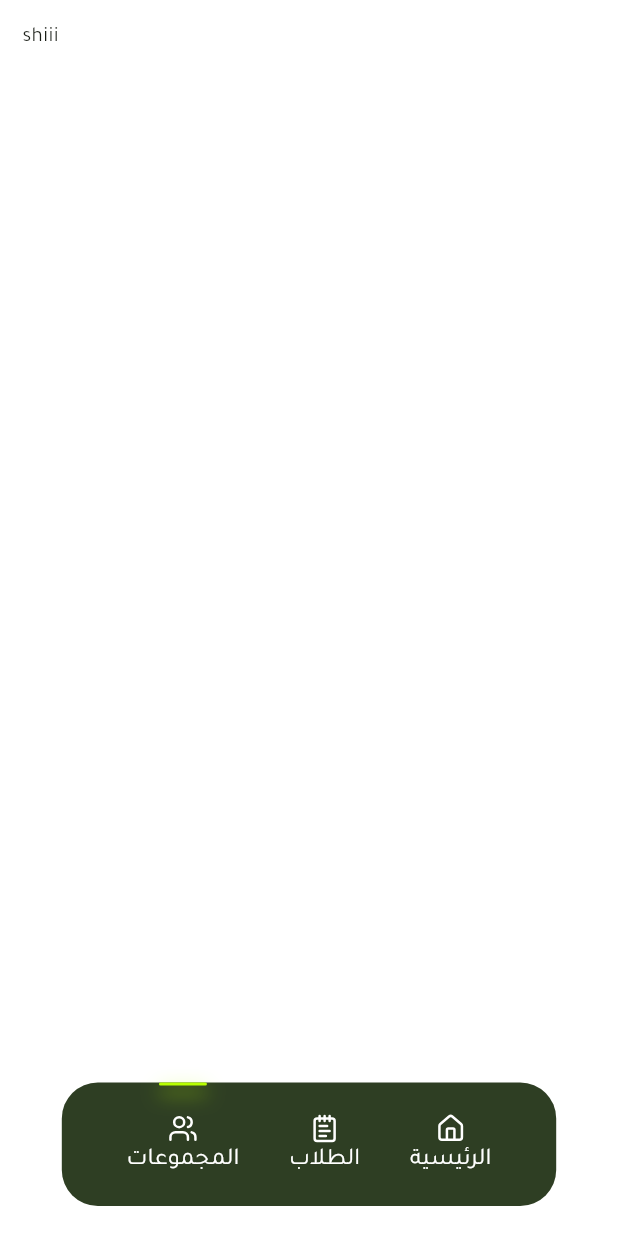
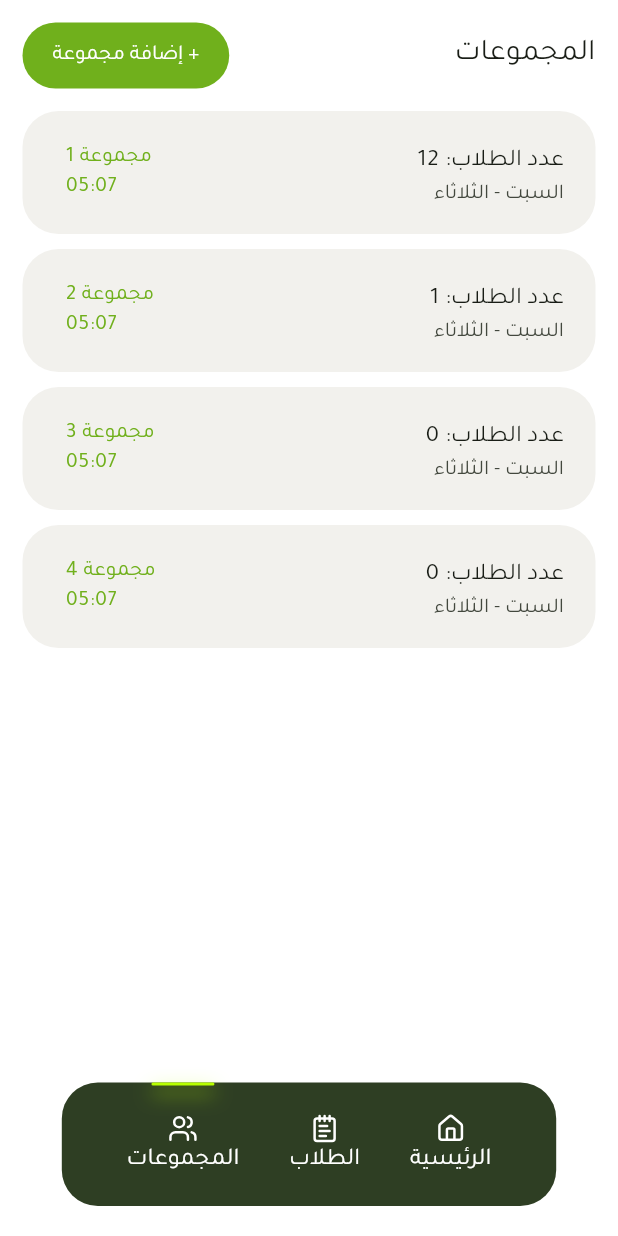
Before and after one commit to iskepr/Tollabi, a Flutter app: the UserNavBarScaffold screen opened directly, after a tap on "الطلاب", after a tap on "المجموعات", on a phone screen of 412 x 824 dp. Run offline on Flutter 3.47's test engine with Material 3 defaults, Android fonts, the light colour scheme and no system bars; our stand-ins replace lucide_icons_flutter, sqflite; accounts and stored records are empty.

Commit message:
اضافة الطلاب والمجموعات

```diff
--- a/analysis_options.yaml
+++ b/analysis_options.yaml
@@ -7,6 +7,9 @@
 
 # The following line activates a set of recommended lints for Flutter apps,
 # packages, and plugins designed to encourage good coding practices.
+analyzer:
+  errors:
+    must_be_immutable: ignore
 include: package:flutter_lints/flutter.yaml
 
 linter:
--- /dev/null
+++ b/lib/core/Data/all.dart
@@ -0,0 +1,113 @@
+import 'package:abo_sadah/core/constants/assets.dart';
+
+abstract class AppData {
+  static final List<Map<String, dynamic>> students = [
+    {
+      "id": 1,
+      "name": "احمد علي خالد",
+      "phone": "+20 0109876543",
+      "groupID": 1,
+      "img": Assets.assetsImgsBoy,
+    },
+    {
+      "id": 2,
+      "name": "محمد محمد محمد",
+      "phone": "+20 0109876543",
+      "groupID": 1,
+      "img": Assets.assetsImgsBoy,
+    },
+    {
+      "id": 3,
+      "name": "احمد علي خالد",
+      "phone": "+20 0109876543",
+      "groupID": 1,
+      "img": Assets.assetsImgsBoy,
+    },
+    {
+      "id": 1,
+      "name": "احمد علي خالد",
+      "phone": "+20 0109876543",
+      "groupID": 1,
+      "img": Assets.assetsImgsBoy,
+    },
+    {
+      "id": 2,
+      "name": "محمد محمد محمد",
+      "phone": "+20 0109876543",
+      "groupID": 1,
+      "img": Assets.assetsImgsBoy,
+    },
+    {
+      "id": 3,
+      "name": "احمد علي خالد",
+      "phone": "+20 0109876543",
+      "groupID": 1,
+      "img": Assets.assetsImgsBoy,
+    },
+    {
+      "id": 1,
+      "name": "احمد علي خالد",
+      "phone": "+20 0109876543",
+      "groupID": 1,
+      "img": Assets.assetsImgsBoy,
+    },
+    {
+      "id": 2,
+      "name": "محمد محمد محمد",
+      "phone": "+20 0109876543",
+      "groupID": 1,
+      "img": Assets.assetsImgsBoy,
+    },
+    {
+      "id": 3,
+      "name": "احمد علي خالد",
+      "phone": "+20 0109876543",
+      "groupID": 1,
+      "img": Assets.assetsImgsBoy,
+    },
+    {
+      "id": 1,
+      "name": "احمد علي خالد",
+      "phone": "+20 0109876543",
+      "groupID": 1,
+      "img": Assets.assetsImgsBoy,
+    },
+    {
+      "id": 2,
+      "name": "محمد محمد محمد",
+      "phone": "+20 0109876543",
+      "groupID": 1,
+      "img": Assets.assetsImgsBoy,
+    },
+    {
+      "id": 3,
+      "name": "احمد علي خالد",
+      "phone": "+20 0109876543",
+      "groupID": 1,
+      "img": Assets.assetsImgsBoy,
+    },
+    {
+      "id": 4,
+      "name": "محمد محمد محمد",
+      "phone": "+20 0109876543",
+      "groupID": 2,
+      "img": Assets.assetsImgsBoy,
+    },
+  ];
+
+  static final List<Map<String, dynamic>> groups = [
+    {"id": 1, "name": "مجموعة 1", "time": "05:07", "days": "السبت - الثلاثاء"},
+    {"id": 2, "name": "مجموعة 2", "time": "05:07", "days": "السبت - الثلاثاء"},
+    {"id": 3, "name": "مجموعة 3", "time": "05:07", "days": "السبت - الثلاثاء"},
+    {"id": 4, "name": "مجموعة 4", "time": "05:07", "days": "السبت - الثلاثاء"},
+  ];
+
+  static final List<Map<String, dynamic>> tasks = [
+    {"id": 1, "title": "Task 1", "score": 10, "time": "17/11/2025"},
+    {"id": 2, "title": "Task 1", "score": 10, "time": "17/11/2025"},
+    {"id": 3, "title": "Task 1", "score": 10, "time": "17/11/2025"},
+    {"id": 4, "title": "Task 1", "score": 10, "time": "17/11/2025"},
+    {"id": 5, "title": "Task 1", "score": 10, "time": "17/11/2025"},
+    {"id": 6, "title": "Task 1", "score": 10, "time": "17/11/2025"},
+  ];
+}
--- a/lib/core/Theme/TextStyles.dart
+++ b/lib/core/Theme/TextStyles.dart
@@ -1,4 +1,12 @@
+import 'package:abo_sadah/core/Theme/Colors.dart';
+import 'package:flutter/material.dart';
+
 abstract class TextStyles {
   static const String fontFamily = "Cairo";
+  static const String fontFamily2 = "VEXA";
 
+  static const TextStyle trailing = TextStyle(
+    fontSize: 14,
+    color: ThemeColors.third,
+  );
 }
--- a/lib/core/widgets/BottomBar/BottomBar.dart
+++ b/lib/core/widgets/BottomBar/NavBar.dart
@@ -44,6 +44,7 @@ class _BottomBarState extends State<BottomBar> {
         children: List.generate(
           widget.pages.length,
           (index) => GestureDetector(
+            behavior: HitTestBehavior.opaque,
             onTap: () {
               setState(() {
                 selectedIndex = index;
@@ -55,7 +56,7 @@ class _BottomBarState extends State<BottomBar> {
               children: [
                 if (selectedIndex == index)
                   Container(
-                    width: 32,
+                    width: 42,
                     height: 2,
                     decoration: BoxDecoration(
                       color: ThemeColors.fourth,
--- a/lib/core/widgets/BottomBar/NavBarEntity.dart
+++ b/lib/core/widgets/BottomBar/NavBarEntity.dart
@@ -1,3 +1,4 @@
+import 'package:abo_sadah/pages/Groups/Groups.dart';
 import 'package:abo_sadah/pages/dashboadrd.dart';
 import 'package:abo_sadah/pages/Students/Students.dart';
 import 'package:flutter/material.dart';
@@ -25,6 +26,6 @@ List<NavBarEntity> userNavBarItems = [
   NavBarEntity(
     title: 'المجموعات',
     icon: LucideIcons.users300,
-    widget: Text("shiii"),
+    widget: Groups(),
   ),
 ];
--- a/lib/core/widgets/BottomBar/UserNavBarScaffold.dart
+++ b/lib/core/widgets/BottomBar/UserNavBarScaffold.dart
@@ -1,4 +1,4 @@
-import 'package:abo_sadah/core/widgets/BottomBar/BottomBar.dart';
+import 'package:abo_sadah/core/widgets/BottomBar/NavBar.dart';
 import 'package:abo_sadah/core/widgets/BottomBar/NavBarEntity.dart';
 import 'package:flutter/material.dart';
 
--- a/lib/core/widgets/Button.dart
+++ b/lib/core/widgets/Button.dart
@@ -8,6 +8,7 @@ class Button extends StatelessWidget {
     required this.onTap,
     this.icon,
     this.fontSize,
+    this.padding,
   });
 
   final String title;
@@ -15,15 +16,15 @@ class Button extends StatelessWidget {
   final Function() onTap;
 
   final double? fontSize;
+  final EdgeInsets? padding;
 
   @override
   Widget build(BuildContext context) {
-    return MaterialButton(
-      onPressed: onTap,
-      padding: EdgeInsets.zero,
-      shape: RoundedRectangleBorder(borderRadius: BorderRadius.circular(24)),
+    return GestureDetector(
+      onTap: onTap,
       child: Container(
-        padding: const EdgeInsets.symmetric(horizontal: 25, vertical: 15),
+        padding:
+            padding ?? const EdgeInsets.symmetric(horizontal: 25, vertical: 15),
         decoration: BoxDecoration(
           color: ThemeColors.third,
           borderRadius: BorderRadius.circular(24),
--- /dev/null
+++ b/lib/core/widgets/Grid.dart
@@ -0,0 +1,25 @@
+import 'package:flutter/material.dart';
+
+class MyGrid extends StatelessWidget {
+  const MyGrid({super.key, required this.child, required this.count});
+
+  final Widget Function(BuildContext, int) child;
+  final int count;
+
+  @override
+  Widget build(BuildContext context) {
+    return GridView.builder(
+      physics: NeverScrollableScrollPhysics(),
+      shrinkWrap: true,
+      gridDelegate: SliverGridDelegateWithFixedCrossAxisCount(
+        crossAxisCount: 2,
+        mainAxisSpacing: 10,
+        crossAxisSpacing: 10,
+        childAspectRatio: 198 / 80,
+        mainAxisExtent: 70,
+      ),
+      itemCount: count,
+      itemBuilder: child,
+    );
+  }
+}
--- a/lib/core/widgets/Input.dart
+++ b/lib/core/widgets/Input.dart
@@ -2,28 +2,37 @@ import 'package:abo_sadah/core/Theme/Colors.dart';
 import 'package:flutter/material.dart';
 
 class Input extends StatelessWidget {
-  const Input({
+  Input({
     super.key,
     required this.title,
     required this.controller,
+    this.value,
     this.prefixIcon,
     this.style = "solid",
-  });
+  }) {
+    if (value != null) {
+      controller.text = value!;
+    }
+  }
+
   final String title;
   final TextEditingController controller;
+  final String? value;
   final IconData? prefixIcon;
   final String? style;
+
   @override
   Widget build(BuildContext context) {
     return Container(
       margin: EdgeInsets.symmetric(vertical: 5),
-      padding: EdgeInsets.symmetric(horizontal: 10),
       decoration: BoxDecoration(
         color: style == "solid" ? ThemeColors.forground : Colors.transparent,
         borderRadius: BorderRadius.circular(17),
       ),
       child: TextField(
+        controller: controller, // لازم نضيف الكنترولر هنا
         decoration: InputDecoration(
+          contentPadding: EdgeInsets.symmetric(horizontal: 10),
           prefixIcon: prefixIcon != null ? Icon(prefixIcon) : null,
           hintText: title,
           enabledBorder: style == "border" ? null : InputBorder.none,
--- a/lib/core/widgets/Students/addStud.dart
+++ b/lib/core/widgets/Students/addStud.dart
@@ -28,7 +28,7 @@ class _AddStudState extends State<AddStud> {
           Input(title: "رقم الهاتف", controller: TextEditingController()),
           SizedBox(height: 20),
           Button(
-            title: "اضافة",
+            title: "إضافة",
             onTap: () {
               Navigator.pop(context);
             },
--- /dev/null
+++ b/lib/pages/Groups/Groups.dart
@@ -0,0 +1,77 @@
+import 'package:abo_sadah/core/Data/all.dart';
+import 'package:abo_sadah/core/Theme/Colors.dart';
+import 'package:abo_sadah/core/Theme/TextStyles.dart';
+import 'package:abo_sadah/core/widgets/Button.dart';
+import 'package:abo_sadah/core/widgets/Students/addStud.dart';
+import 'package:abo_sadah/pages/Groups/Group.dart';
+import 'package:flutter/material.dart';
+
+class Groups extends StatelessWidget {
+  Groups({super.key});
+
+  final List<Map<String, dynamic>> groups = AppData.groups;
+  final List<Map<String, dynamic>> students = AppData.students;
+
+  @override
+  Widget build(BuildContext context) {
+    return Column(
+      children: [
+        Row(
+          mainAxisAlignment: MainAxisAlignment.spaceBetween,
+          children: [
+            Text("المجموعات", style: TextStyle(fontSize: 20)),
+            Button(
+              title: "+ إضافة مجموعة",
+              fontSize: 14,
+              padding: EdgeInsets.symmetric(horizontal: 20, vertical: 12),
+              onTap: () {
+                showModalBottomSheet(
+                  context: context,
+                  isScrollControlled: true,
+                  builder: (context) => AddStud(),
+                );
+              },
+            ),
+          ],
+        ),
+        SizedBox(height: 10),
+        Column(
+          children: List.generate(groups.length, (index) {
+            final group = groups[index];
+            group["students"] = students
+                .where((student) => student["groupID"] == group["id"])
+                .toList();
+            return GestureDetector(
+              onTap: () => Navigator.push(
+                context,
+                MaterialPageRoute(
+                  builder: (context) => Group(group: group),
+                ),
+              ),
+              child: Container(
+                padding: EdgeInsets.all(5),
+                decoration: BoxDecoration(
+                  color: ThemeColors.forground,
+                  borderRadius: BorderRadius.circular(24),
+                ),
+                margin: EdgeInsets.symmetric(vertical: 5),
+                child: ListTile(
+                  title: Text("عدد الطلاب: ${group["students"].length}"),
+                  subtitle: Text(group["days"]),
+                  trailing: Column(
+                    mainAxisAlignment: MainAxisAlignment.center,
+                    crossAxisAlignment: CrossAxisAlignment.end,
+                    children: [
+                      Text(group["name"], style: TextStyles.trailing),
+                      Text(group["time"], style: TextStyles.trailing),
+                    ],
+                  ),
+                ),
+              ),
+            );
+          }),
+        ),
+      ],
+    );
+  }
+}
--- a/lib/pages/Students/Students.dart
+++ b/lib/pages/Students/Students.dart
@@ -1,6 +1,7 @@
+import 'package:abo_sadah/core/Data/all.dart';
 import 'package:abo_sadah/core/Theme/Colors.dart';
-import 'package:abo_sadah/core/constants/assets.dart';
 import 'package:abo_sadah/core/widgets/Button.dart';
+import 'package:abo_sadah/core/widgets/Grid.dart';
 import 'package:abo_sadah/core/widgets/Input.dart';
 import 'package:abo_sadah/core/widgets/Students/addStud.dart';
 import 'package:abo_sadah/pages/Students/StudAcount.dart';
@@ -14,32 +15,7 @@ class Students extends StatefulWidget {
 }
 
 class _StudentsState extends State<Students> {
-  List<Map<String, dynamic>> students = [
-    {
-      "id": 1,
-      "name": "احمد علي خالد",
-      "phone": "+20 0109876543",
-      "img": Assets.assetsImgsBoy,
-    },
-    {
-      "id": 2,
-      "name": "محمد محمد محمد",
-      "phone": "+20 0109876543",
-      "img": Assets.assetsImgsBoy,
-    },
-    {
-      "id": 3,
-      "name": "احمد علي خالد",
-      "phone": "+20 0109876543",
-      "img": Assets.assetsImgsBoy,
-    },
-    {
-      "id": 4,
-      "name": "محمد محمد محمد",
-      "phone": "+20 0109876543",
-      "img": Assets.assetsImgsBoy,
-    },
-  ];
+  List<Map<String, dynamic>> students = AppData.students;
   @override
   Widget build(BuildContext context) {
     return Column(
@@ -49,8 +25,9 @@ class _StudentsState extends State<Students> {
           children: [
             Text("كل الطلاب", style: TextStyle(fontSize: 20)),
             Button(
-              title: "+ اضافة صالب",
-              fontSize: 12,
+              title: "+ إضافة طالب",
+              fontSize: 14,
+              padding: EdgeInsets.symmetric(horizontal: 20, vertical: 12),
               onTap: () {
                 showModalBottomSheet(
                   context: context,
@@ -69,23 +46,15 @@ class _StudentsState extends State<Students> {
           controller: TextEditingController(),
         ),
         SizedBox(height: 10),
-        GridView.builder(
-          physics: NeverScrollableScrollPhysics(),
-          shrinkWrap: true,
-          gridDelegate: SliverGridDelegateWithFixedCrossAxisCount(
-            crossAxisCount: 2,
-            mainAxisSpacing: 10,
-            crossAxisSpacing: 10,
-            childAspectRatio: 198 / 80,
-            mainAxisExtent: 70,
-          ),
-          itemCount: students.length,
-          itemBuilder: (BuildContext context, int index) => GestureDetector(
+        MyGrid(
+          count: students.length,
+          child: (BuildContext context, int index) => GestureDetector(
             onTap: () {
               Navigator.push(
                 context,
                 MaterialPageRoute(
-                  builder: (context) => StudAcount(userData: students[index]),
+                  builder: (context) =>
+                      StudAcount(studentData: students[index]),
                 ),
               );
             },
@@ -95,21 +64,22 @@ class _StudentsState extends State<Students> {
                 color: ThemeColors.forground,
                 borderRadius: BorderRadius.circular(24),
               ),
-              child: Row(
-                mainAxisAlignment: MainAxisAlignment.center,
-                children: [
-                  CircleAvatar(
-                    backgroundImage: AssetImage(students[index]["img"]),
-                    maxRadius: 24,
-                  ),
-                  Column(
-                    mainAxisAlignment: MainAxisAlignment.center,
-                    children: [
-                      Text(students[index]["name"]),
-                      Text(students[index]["phone"]),
-                    ],
-                  ),
-                ],
+              child: ListTile(
+                contentPadding: EdgeInsets.zero,
+                title: Text(
+                  students[index]["name"],
+                  style: TextStyle(fontSize: 14),
+                ),
+                subtitle: Text(
+                  students[index]["phone"],
+                  textDirection: TextDirection.ltr,
+                  textAlign: TextAlign.right,
+                  style: TextStyle(fontSize: 14),
+                ),
+                leading: CircleAvatar(
+                  backgroundImage: AssetImage(students[index]["img"]),
+                  maxRadius: 20,
+                ),
               ),
             ),
           ),
```
Also changed, not shown: lib/pages/Groups/Group.dart (added, +142 -0 lines), lib/pages/Students/EditStud.dart (added, +76 -0 lines), lib/pages/Students/StudAcount.dart (+68 -19 lines).
